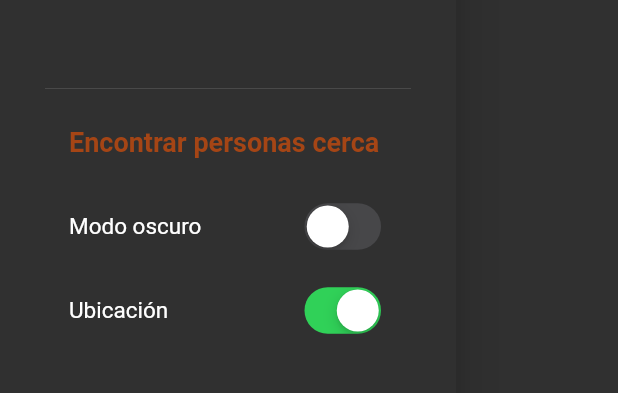
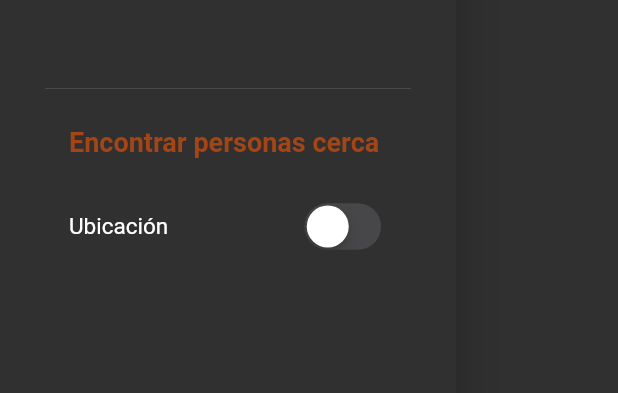
Before and after one commit to AnnyRuiz/Red-Social-Anime, a Flutter app: the AppDrawer widget shown alone on an empty page, opened directly, on a phone screen of 412 x 824 dp, the part 198-591 px from its top. Run offline on Flutter 3.47's test engine with Material 2 defaults, Android fonts, the light colour scheme and no system bars; our stand-ins replace get; missing offline and left inert: dart:ffi.

Commit message:
Se realizan ajustes y se añade funcionalidad para cambio de dark a light theme

```diff
--- a/lib/ui/app.dart
+++ b/lib/ui/app.dart
@@ -2,7 +2,7 @@ import 'package:flutter/material.dart';
 import 'package:max_anime/ui/pages/content.dart';
 import 'package:max_anime/ui/pages/login.dart';
 import 'package:max_anime/ui/pages/register.dart';
-
+import 'theme/theme.dart';
 
 class App extends StatelessWidget {
   const App({Key? key}) : super(key: key);
--- a/lib/ui/pages/chats.dart
+++ b/lib/ui/pages/chats.dart
@@ -1,8 +1,18 @@
 import 'package:flutter/cupertino.dart';
 import 'package:flutter/material.dart';
 import 'chats_list.dart';
+import 'package:get/get.dart';
 
-class Chats extends StatelessWidget{
+class Chats extends StatefulWidget{
+  @override
+  State<StatefulWidget> createState() {
+    // TODO: implement createState
+    return _Chats();
+  }
+
+}
+
+class _Chats extends State<Chats>{
 
   void funcion(){
 
@@ -11,8 +21,13 @@ class Chats extends StatelessWidget{
   @override
   Widget build(BuildContext context) {
     // TODO: implement build
-    return MaterialApp(
-      home: DefaultTabController(
+    return //MaterialApp(
+      //theme: ThemeData.light(),
+      //darkTheme: ThemeData.dark(),
+      //home:
+
+      Scaffold(
+      body: DefaultTabController(
         length: 2,
         child: Scaffold(
           appBar: AppBar(
--- a/lib/ui/pages/ubicacion.dart
+++ b/lib/ui/pages/ubicacion.dart
@@ -74,7 +74,7 @@ class Ubicacion extends StatelessWidget{
                           fontSize: 22
                       ),
                     ),
-                    SwitchButton(true)
+                    SwitchButton(switchValue: false, funcion: (){})
                   ],
                 )
             ),
--- a/lib/ui/widges/app_drawer.dart
+++ b/lib/ui/widges/app_drawer.dart
@@ -2,28 +2,27 @@ import 'package:flutter/cupertino.dart';
 import 'package:flutter/material.dart';
 import '../pages/ubicacion.dart';
 import '../widges/switch_button.dart';
+import 'package:get/get.dart';
 
 class AppDrawer extends StatefulWidget{
 
-  bool switchOscuro = false;
   bool switchUbicacion = false;
 
-  AppDrawer(this.switchOscuro, this.switchUbicacion);
+  AppDrawer(this.switchUbicacion);
 
   @override
   State<StatefulWidget> createState() {
     // TODO: implement createState
-    return _AppDrawer(switchOscuro,switchUbicacion);
+    return _AppDrawer(switchUbicacion);
   }
 
 }
 
 class _AppDrawer extends State<AppDrawer>{
 
-  bool _switchOscuro = false;
   bool _switchUbicacion = false;
 
-  _AppDrawer(this._switchOscuro, this._switchUbicacion);
+  _AppDrawer(this._switchUbicacion);
 
   @override
   Widget build(BuildContext context) {
@@ -34,6 +33,11 @@ class _AppDrawer extends State<AppDrawer>{
           MaterialPageRoute(builder: (context) => Ubicacion('Barranquilla'))
       );
     }
+
+    void cambiarUbicacion(){
+
+    }
+
     // TODO: implement build
     return Drawer(
       child: ListView(
@@ -67,26 +71,15 @@ class _AppDrawer extends State<AppDrawer>{
               children: [
                 Expanded(
                     child: Text(
-                      'Modo oscuro',
-                      style: TextStyle(
-                          fontSize: 15
-                      ),
-                    )),
-                SwitchButton(_switchOscuro)
-              ],
-            ),
-          ),
-          ListTile(
-            title: Row(
-              children: [
-                Expanded(
-                    child: Text(
                       'Ubicación',
                       style: TextStyle(
                           fontSize: 15
                       ),
                     )),
-                SwitchButton(_switchUbicacion)
+                SwitchButton(
+                    switchValue: _switchUbicacion,
+                    funcion: cambiarUbicacion
+                )
               ],
             ),
           )
--- a/lib/ui/widges/switch_button.dart
+++ b/lib/ui/widges/switch_button.dart
@@ -4,34 +4,33 @@ import 'package:flutter/material.dart';
 class SwitchButton extends StatefulWidget{
 
   bool switchValue = false;
+  final VoidCallback funcion;
 
-  SwitchButton(this.switchValue);
+  SwitchButton({Key? key, required this.switchValue, required this.funcion});
+
 
   @override
   State<StatefulWidget> createState() {
     // TODO: implement createState
-    return _SwitchButton(switchValue);
+    return _SwitchButton();
   }
 
 }
 
 class _SwitchButton extends State<SwitchButton>{
 
-  bool _switchValue = false;
-
-  _SwitchButton(this._switchValue);
-
   void cambiarSwitch(value){
     setState(() {
-      _switchValue = value;
+      widget.switchValue = value;
     });
+    widget.funcion;
   }
 
   @override
   Widget build(BuildContext context) {
     // TODO: implement build
     return CupertinoSwitch(
-        value: _switchValue,
+        value: widget.switchValue,
         onChanged: cambiarSwitch
     );
   }
--- a/pubspec.yaml
+++ b/pubspec.yaml
@@ -34,6 +34,7 @@ dependencies:
   # The following adds the Cupertino Icons font to your application.
   # Use with the CupertinoIcons class for iOS style icons.
   cupertino_icons: ^1.0.2
+  get: ^4.5.1
 
 dev_dependencies:
   flutter_test:
```
Also changed, not shown: lib/ui/pages/base_navegacion.dart (+6 -37 lines), lib/ui/pages/feed.dart (added, +12 -0 lines), lib/ui/pages/notifications.dart (added, +12 -0 lines), lib/ui/pages/principal.dart (added, +95 -0 lines), lib/ui/pages/profile.dart (added, +12 -0 lines), lib/ui/theme/theme.dart (added, +71 -0 lines), lib/ui/widges/bottom_bar.dart (added, +28 -0 lines), pubspec.lock.
